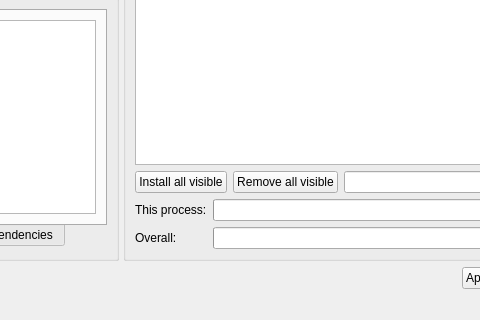
BackupTheBerlios/mops, file mpkg/manager/pkgmanager.ui: the form before one commit; both pictures show x 192 to 672 and y 365 to 685 of the 1008 by 685 pixel window.
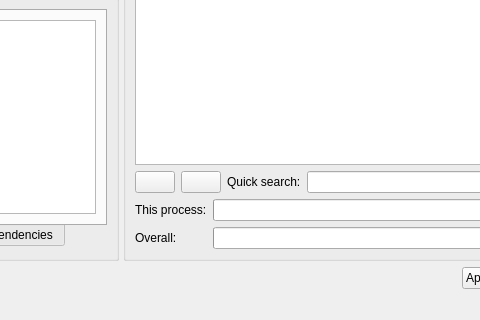
The form after the commit. Icons and pictures are not drawn.

Diff of the .ui file:
```diff
--- a/mpkg/manager/pkgmanager.ui
+++ b/mpkg/manager/pkgmanager.ui
@@ -442,14 +442,27 @@
           <item>
            <widget class="QPushButton" name="selectAllButton" >
             <property name="text" >
-             <string>Install all visible</string>
+             <string/>
+            </property>
+            <property name="icon" >
+             <iconset>/usr/share/mpkg/icons/install.png</iconset>
             </property>
            </widget>
           </item>
           <item>
            <widget class="QPushButton" name="deselectAllButton" >
             <property name="text" >
-             <string>Remove all visible</string>
+             <string/>
+            </property>
+            <property name="icon" >
+             <iconset>/usr/share/mpkg/icons/purge.png</iconset>
+            </property>
+           </widget>
+          </item>
+          <item>
+           <widget class="QLabel" name="quickSearchLabel" >
+            <property name="text" >
+             <string>Quick search:</string>
             </property>
            </widget>
           </item>
```
